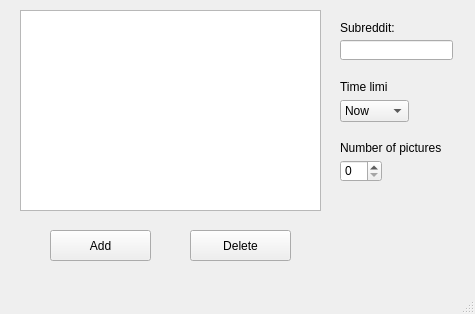
Old version of the form mainwindow.ui in the repository CGodiksen/reddit-background-changer.
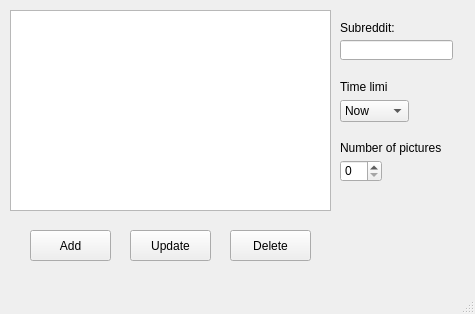
New version of the form.

Commit message: Made the initial skeleton for the UI implementation.

Patch:
```diff
--- a/mainwindow.ui
+++ b/mainwindow.ui
@@ -17,9 +17,9 @@
    <widget class="QListView" name="subredditView">
     <property name="geometry">
      <rect>
-      <x>20</x>
+      <x>10</x>
       <y>10</y>
-      <width>301</width>
+      <width>321</width>
       <height>201</height>
      </rect>
     </property>
@@ -27,9 +27,9 @@
    <widget class="QPushButton" name="addButton">
     <property name="geometry">
      <rect>
-      <x>50</x>
+      <x>30</x>
       <y>230</y>
-      <width>101</width>
+      <width>81</width>
       <height>31</height>
      </rect>
     </property>
@@ -40,9 +40,9 @@
    <widget class="QPushButton" name="deleteButton">
     <property name="geometry">
      <rect>
-      <x>190</x>
+      <x>230</x>
       <y>230</y>
-      <width>101</width>
+      <width>81</width>
       <height>31</height>
      </rect>
     </property>
@@ -149,6 +149,19 @@
      <string>Number of pictures:</string>
     </property>
    </widget>
+   <widget class="QPushButton" name="updateButton">
+    <property name="geometry">
+     <rect>
+      <x>130</x>
+      <y>230</y>
+      <width>81</width>
+      <height>31</height>
+     </rect>
+    </property>
+    <property name="text">
+     <string>Update</string>
+    </property>
+   </widget>
   </widget>
   <widget class="QMenuBar" name="menubar">
    <property name="geometry">
```
The commit also changes 1 other file.
